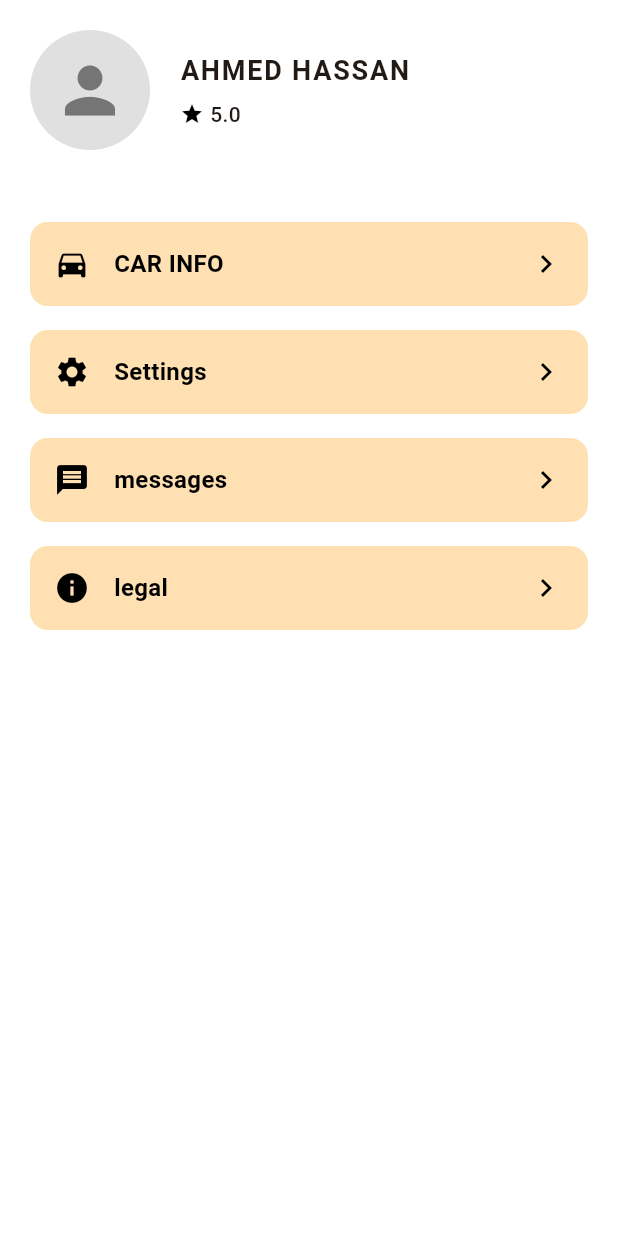
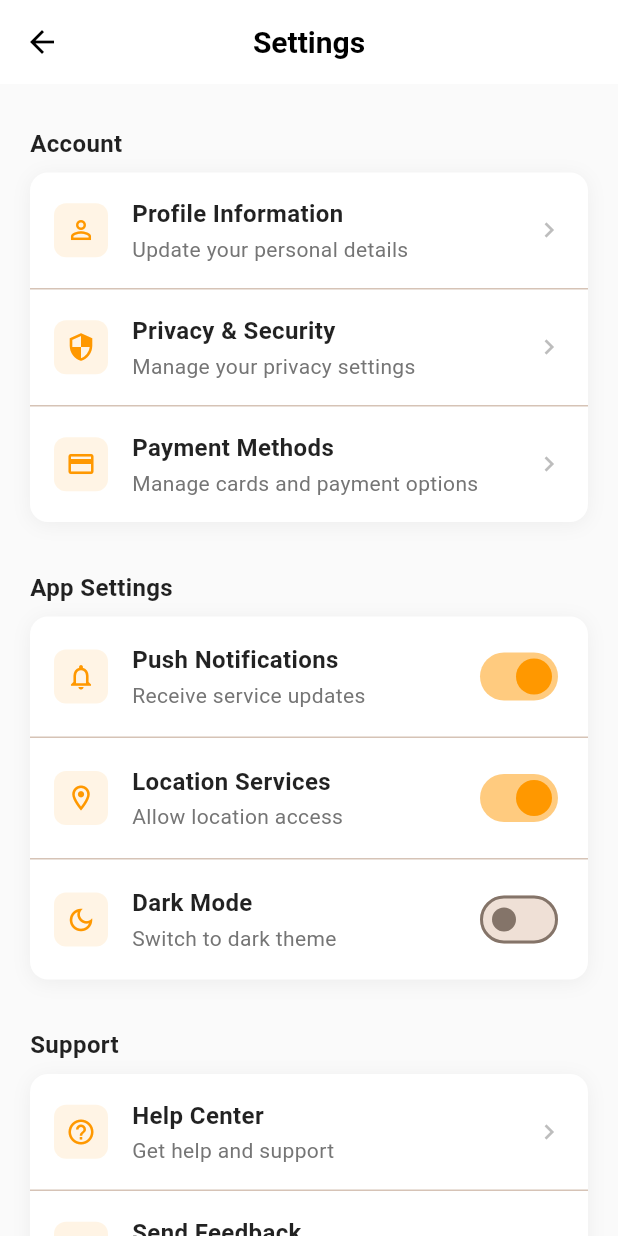
Before and after one commit to Ahmedhadyahmed/Yallafix, a Flutter app: the AccountPage screen opened directly, after a tap on "Settings", on a phone screen of 412 x 824 dp. Run offline on Flutter 3.47's test engine with Material 3 defaults, Android fonts, the phone set to English and light mode, and no system bars; Roboto replaces fonts that are missing (SF Pro Display).

Commit message:
Adding Setting screen

```diff
--- a/lib/Account_screen.dart
+++ b/lib/Account_screen.dart
@@ -1,5 +1,6 @@
 import 'package:flutter/material.dart';
 import 'car_info_page.dart';
+import 'setting.dart'; // Add this import
 
 class AccountPage extends StatelessWidget {
   const AccountPage({super.key});
@@ -56,7 +57,16 @@ class AccountPage extends StatelessWidget {
                 );
               },
             ),
-            _buildMenuButton(icon: Icons.settings, label: "Settings", onTap: () {}),
+            _buildMenuButton(
+              icon: Icons.settings,
+              label: "Settings",
+              onTap: () {
+                Navigator.push(
+                  context,
+                  MaterialPageRoute(builder: (_) => const SettingPage()),
+                );
+              },
+            ),
             _buildMenuButton(icon: Icons.message, label: "messages", onTap: () {}),
             _buildMenuButton(icon: Icons.info, label: "legal", onTap: () {}),
 
--- /dev/null
+++ b/lib/setting.dart
@@ -0,0 +1,400 @@
+import 'package:flutter/material.dart';
+import 'Login.dart';
+
+class SettingPage extends StatefulWidget {
+  const SettingPage({super.key});
+
+  @override
+  State<SettingPage> createState() => _SettingPageState();
+}
+
+class _SettingPageState extends State<SettingPage> {
+  bool notificationsEnabled = true;
+  bool locationEnabled = true;
+  bool darkModeEnabled = false;
+
+  @override
+  Widget build(BuildContext context) {
+    return Scaffold(
+      backgroundColor: Colors.grey[50],
+      appBar: AppBar(
+        backgroundColor: Colors.white,
+        elevation: 0,
+        leading: IconButton(
+          icon: const Icon(Icons.arrow_back, color: Colors.black),
+          onPressed: () => Navigator.pop(context),
+        ),
+        title: const Text(
+          'Settings',
+          style: TextStyle(
+            color: Colors.black,
+            fontSize: 20,
+            fontWeight: FontWeight.w600,
+          ),
+        ),
+        centerTitle: true,
+      ),
+      body: SingleChildScrollView(
+        child: Column(
+          crossAxisAlignment: CrossAxisAlignment.start,
+          children: [
+            const SizedBox(height: 20),
+
+            // Account Settings Section
+            _buildSectionTitle('Account'),
+            _buildSettingCard(
+              children: [
+                _buildSettingItem(
+                  icon: Icons.person_outline,
+                  title: 'Profile Information',
+                  subtitle: 'Update your personal details',
+                  onTap: () {},
+                ),
+                const Divider(height: 1),
+                _buildSettingItem(
+                  icon: Icons.security,
+                  title: 'Privacy & Security',
+                  subtitle: 'Manage your privacy settings',
+                  onTap: () {},
+                ),
+                const Divider(height: 1),
+                _buildSettingItem(
+                  icon: Icons.payment,
+                  title: 'Payment Methods',
+                  subtitle: 'Manage cards and payment options',
+                  onTap: () {},
+                ),
+              ],
+            ),
+
+            const SizedBox(height: 24),
+
+            // App Settings Section
+            _buildSectionTitle('App Settings'),
+            _buildSettingCard(
+              children: [
+                _buildSwitchItem(
+                  icon: Icons.notifications_outlined,
+                  title: 'Push Notifications',
+                  subtitle: 'Receive service updates',
+                  value: notificationsEnabled,
+                  onChanged: (value) {
+                    setState(() {
+                      notificationsEnabled = value;
+                    });
+                  },
+                ),
+                const Divider(height: 1),
+                _buildSwitchItem(
+                  icon: Icons.location_on_outlined,
+                  title: 'Location Services',
+                  subtitle: 'Allow location access',
+                  value: locationEnabled,
+                  onChanged: (value) {
+                    setState(() {
+                      locationEnabled = value;
+                    });
+                  },
+                ),
+                const Divider(height: 1),
+                _buildSwitchItem(
+                  icon: Icons.dark_mode_outlined,
+                  title: 'Dark Mode',
+                  subtitle: 'Switch to dark theme',
+                  value: darkModeEnabled,
+                  onChanged: (value) {
+                    setState(() {
+                      darkModeEnabled = value;
+                    });
+                  },
+                ),
+              ],
+            ),
+
+            const SizedBox(height: 24),
+
+            // Support Section
+            _buildSectionTitle('Support'),
+            _buildSettingCard(
+              children: [
+                _buildSettingItem(
+                  icon: Icons.help_outline,
+                  title: 'Help Center',
+                  subtitle: 'Get help and support',
+                  onTap: () {},
+                ),
+                const Divider(height: 1),
+                _buildSettingItem(
+                  icon: Icons.feedback_outlined,
+                  title: 'Send Feedback',
+                  subtitle: 'Share your thoughts with us',
+                  onTap: () {},
+                ),
+                const Divider(height: 1),
+                _buildSettingItem(
+                  icon: Icons.star_outline,
+                  title: 'Rate App',
+                  subtitle: 'Rate Yalla Fix on app store',
+                  onTap: () {},
+                ),
+              ],
+            ),
+
+            const SizedBox(height: 24),
+
+            // About Section
+            _buildSectionTitle('About'),
+            _buildSettingCard(
+              children: [
+                _buildSettingItem(
+                  icon: Icons.info_outline,
+                  title: 'About Yalla Fix',
+                  subtitle: 'Version 1.0.0',
+                  onTap: () {},
+                ),
+                const Divider(height: 1),
+                _buildSettingItem(
+                  icon: Icons.description_outlined,
+                  title: 'Terms of Service',
+                  subtitle: 'Read our terms and conditions',
+                  onTap: () {},
+                ),
+                const Divider(height: 1),
+                _buildSettingItem(
+                  icon: Icons.privacy_tip_outlined,
+                  title: 'Privacy Policy',
+                  subtitle: 'Learn about our privacy practices',
+                  onTap: () {},
+                ),
+              ],
+            ),
+
+            const SizedBox(height: 32),
+
+            // Logout Button
+            Container(
+              margin: const EdgeInsets.symmetric(horizontal: 20),
+              width: double.infinity,
+              child: ElevatedButton(
+                onPressed: () {
+                  _showLogoutDialog();
+                },
+                style: ElevatedButton.styleFrom(
+                  backgroundColor: Colors.red[50],
+                  foregroundColor: Colors.red,
+                  elevation: 0,
+                  shape: RoundedRectangleBorder(
+                    borderRadius: BorderRadius.circular(12),
+                    side: BorderSide(color: Colors.red[200]!),
+                  ),
+                  padding: const EdgeInsets.symmetric(vertical: 16),
+                ),
+                child: const Text(
+                  'Sign Out',
+                  style: TextStyle(
+                    fontSize: 16,
+                    fontWeight: FontWeight.w600,
+                  ),
+                ),
+              ),
+            ),
+
+            const SizedBox(height: 32),
+          ],
+        ),
+      ),
+    );
+  }
+
+  Widget _buildSectionTitle(String title) {
+    return Padding(
+      padding: const EdgeInsets.symmetric(horizontal: 20, vertical: 8),
+      child: Text(
+        title,
+        style: const TextStyle(
+          fontSize: 16,
+          fontWeight: FontWeight.w600,
+          color: Colors.black87,
+        ),
+      ),
+    );
+  }
+
+  Widget _buildSettingCard({required List<Widget> children}) {
+    return Container(
+      margin: const EdgeInsets.symmetric(horizontal: 20),
+      decoration: BoxDecoration(
+        color: Colors.white,
+        borderRadius: BorderRadius.circular(12),
+        boxShadow: [
+          BoxShadow(
+            color: Colors.black.withOpacity(0.05),
+            blurRadius: 10,
+            offset: const Offset(0, 2),
+          ),
+        ],
+      ),
+      child: Column(children: children),
+    );
+  }
+
+  Widget _buildSettingItem({
+    required IconData icon,
+    required String title,
+    required String subtitle,
+    required VoidCallback onTap,
+  }) {
+    return InkWell(
+      onTap: onTap,
+      borderRadius: BorderRadius.circular(12),
+      child: Padding(
+        padding: const EdgeInsets.all(16),
+        child: Row(
+          children: [
+            Container(
+              padding: const EdgeInsets.all(8),
+              decoration: BoxDecoration(
+                color: const Color(0xFFFF9800).withOpacity(0.1),
+                borderRadius: BorderRadius.circular(8),
+              ),
+              child: Icon(
+                icon,
+                color: const Color(0xFFFF9800),
+                size: 20,
+              ),
+            ),
+            const SizedBox(width: 16),
+            Expanded(
+              child: Column(
+                crossAxisAlignment: CrossAxisAlignment.start,
+                children: [
+                  Text(
+                    title,
+                    style: const TextStyle(
+                      fontSize: 16,
+                      fontWeight: FontWeight.w600,
+                      color: Colors.black87,
+                    ),
+                  ),
+                  const SizedBox(height: 2),
+                  Text(
+                    subtitle,
+                    style: TextStyle(
+                      fontSize: 14,
+                      color: Colors.grey[600],
+                    ),
+                  ),
+                ],
+              ),
+            ),
+            Icon(
+              Icons.chevron_right,
+              color: Colors.grey[400],
+              size: 20,
+            ),
+          ],
+        ),
+      ),
+    );
+  }
+
+  Widget _buildSwitchItem({
+    required IconData icon,
+    required String title,
+    required String subtitle,
+    required bool value,
+    required ValueChanged<bool> onChanged,
+  }) {
+    return Padding(
+      padding: const EdgeInsets.all(16),
+      child: Row(
+        children: [
+          Container(
+            padding: const EdgeInsets.all(8),
+            decoration: BoxDecoration(
+              color: const Color(0xFFFF9800).withOpacity(0.1),
+              borderRadius: BorderRadius.circular(8),
+            ),
+            child: Icon(
+              icon,
+              color: const Color(0xFFFF9800),
+              size: 20,
+            ),
+          ),
+          const SizedBox(width: 16),
+          Expanded(
+            child: Column(
+              crossAxisAlignment: CrossAxisAlignment.start,
+              children: [
+                Text(
+                  title,
+                  style: const TextStyle(
+                    fontSize: 16,
+                    fontWeight: FontWeight.w600,
+                    color: Colors.black87,
+                  ),
+                ),
+                const SizedBox(height: 2),
+                Text(
+                  subtitle,
+                  style: TextStyle(
+                    fontSize: 14,
+                    color: Colors.grey[600],
+                  ),
+                ),
+              ],
+            ),
+          ),
+          Switch(
+            value: value,
+            onChanged: onChanged,
+            activeColor: const Color(0xFFFF9800),
+          ),
+        ],
+      ),
+    );
+  }
+
+  void _showLogoutDialog() {
+    showDialog(
+      context: context,
+      builder: (context) => AlertDialog(
+        shape: RoundedRectangleBorder(
+          borderRadius: BorderRadius.circular(16),
+        ),
+        title: const Text(
+          'Sign Out',
+          style: TextStyle(fontWeight: FontWeight.w600),
+        ),
+        content: const Text('Are you sure you want to sign out?'),
+        actions: [
+          TextButton(
+            onPressed: () => Navigator.pop(context),
+            child: Text(
+              'Cancel',
+              style: TextStyle(color: Colors.grey[600]),
+            ),
+          ),
+          ElevatedButton(
+            onPressed: () {
+              Navigator.pop(context);
+              // Navigate to login screen and clear all previous routes
+              Navigator.pushAndRemoveUntil(
+                context,
+                MaterialPageRoute(builder: (context) => const LoginScreen()),
+                    (Route<dynamic> route) => false,
+              );
+            },
+            style: ElevatedButton.styleFrom(
+              backgroundColor: const Color(0xFFFF9800),
+              shape: RoundedRectangleBorder(
+                borderRadius: BorderRadius.circular(8),
+              ),
+            ),
+            child: const Text('Sign Out'),
+          ),
+        ],
+      ),
+    );
+  }
+}
```
